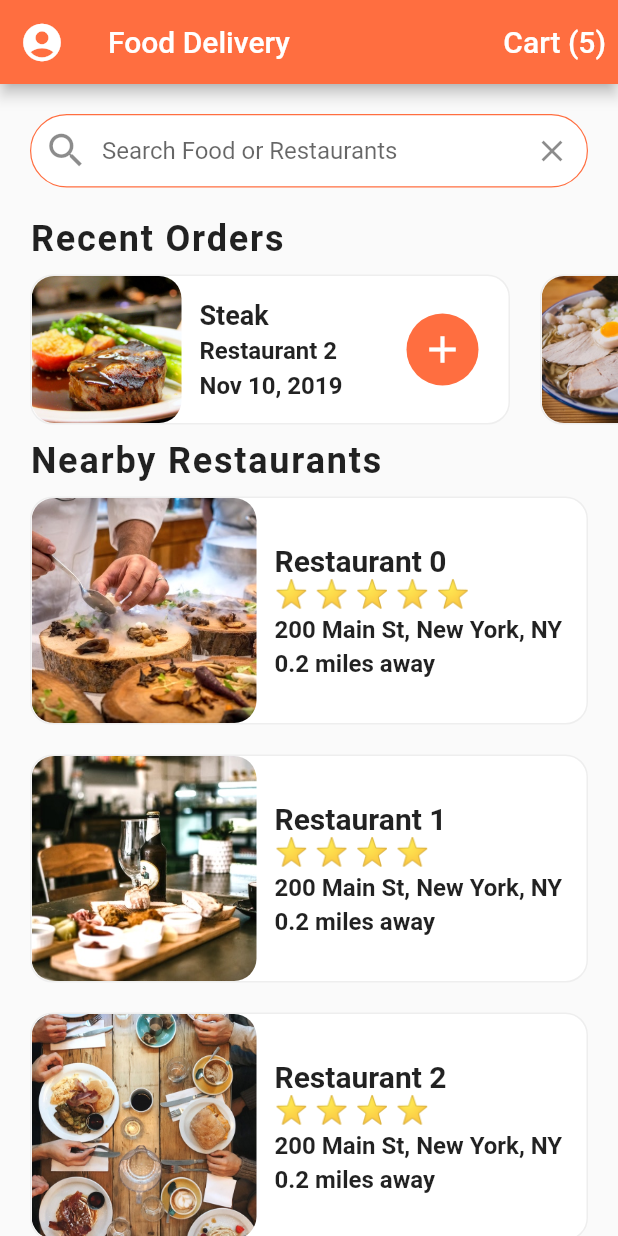
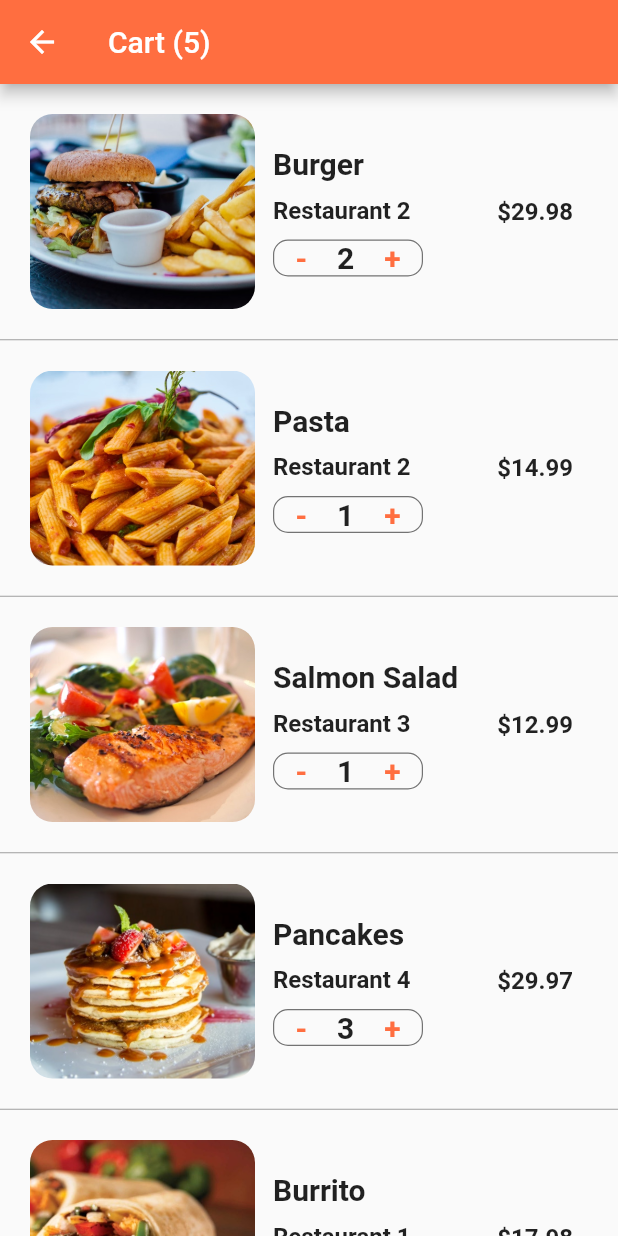
Before and after one commit to MBanawa/Food-Delivery-UI, a Flutter app: the screen it shows after launch, after a tap on an icon or button, on a phone screen of 412 x 824 dp. Run offline on Flutter 3.47's test engine with Material 2 defaults, Android fonts, the phone set to English and light mode, and no system bars.

Commit message:
Added Cart Items

```diff
--- /dev/null
+++ b/lib/screens/cart_screen.dart
@@ -0,0 +1,142 @@
+import 'package:flutter/material.dart';
+import 'package:food_delivery_ui/data/data.dart';
+import 'package:food_delivery_ui/models/order.dart';
+
+class CartScreen extends StatefulWidget {
+  @override
+  _CartScreenState createState() => _CartScreenState();
+}
+
+class _CartScreenState extends State<CartScreen> {
+  _buildCartItem(Order order) {
+    return Container(
+      padding: EdgeInsets.all(20.0),
+      height: 170.0,
+      child: Row(
+        children: <Widget>[
+          Expanded(
+            child: Row(
+              children: <Widget>[
+                Container(
+                  width: 150.0,
+                  decoration: BoxDecoration(
+                    image: DecorationImage(
+                        image: AssetImage(order.food.imageUrl),
+                        fit: BoxFit.cover),
+                    borderRadius: BorderRadius.circular(15.0),
+                  ),
+                ),
+                Expanded(
+                  child: Container(
+                    margin: EdgeInsets.all(12.0),
+                    child: Column(
+                      mainAxisAlignment: MainAxisAlignment.center,
+                      crossAxisAlignment: CrossAxisAlignment.start,
+                      children: <Widget>[
+                        Text(
+                          order.food.name,
+                          style: TextStyle(
+                            fontSize: 20.0,
+                            fontWeight: FontWeight.bold,
+                          ),
+                          overflow: TextOverflow.ellipsis,
+                        ),
+                        SizedBox(height: 10.0),
+                        Text(
+                          order.restaurant.name,
+                          style: TextStyle(
+                            fontSize: 16.0,
+                            fontWeight: FontWeight.w600,
+                          ),
+                          overflow: TextOverflow.ellipsis,
+                        ),
+                        SizedBox(height: 10.0),
+                        Container(
+                          width: 100.0,
+                          decoration: BoxDecoration(
+                            borderRadius: BorderRadius.circular(10.0),
+                            border: Border.all(
+                              width: 0.8,
+                              color: Colors.black54,
+                            ),
+                          ),
+                          child: Row(
+                            mainAxisAlignment: MainAxisAlignment.center,
+                            children: <Widget>[
+                              GestureDetector(
+                                onTap: () {},
+                                child: Text(
+                                  '-',
+                                  style: TextStyle(
+                                    color: Theme.of(context).primaryColor,
+                                    fontSize: 20.0,
+                                    fontWeight: FontWeight.w600,
+                                  ),
+                                ),
+                              ),
+                              SizedBox(width: 20.0),
+                              Text(
+                                order.quantity.toString(),
+                                style: TextStyle(
+                                  fontSize: 20.0,
+                                  fontWeight: FontWeight.w600,
+                                ),
+                              ),
+                              SizedBox(width: 20.0),
+                              GestureDetector(
+                                onTap: () {},
+                                child: Text(
+                                  '+',
+                                  style: TextStyle(
+                                    color: Theme.of(context).primaryColor,
+                                    fontSize: 20.0,
+                                    fontWeight: FontWeight.w600,
+                                  ),
+                                ),
+                              ),
+                            ],
+                          ),
+                        ),
+                      ],
+                    ),
+                  ),
+                ),
+              ],
+            ),
+          ),
+          Container(
+            margin: EdgeInsets.all(10.0),
+            child: Text(
+              '\$${order.quantity * order.food.price}',
+              style: TextStyle(
+                fontSize: 16.0,
+                fontWeight: FontWeight.w600,
+              ),
+            ),
+          ),
+        ],
+      ),
+    );
+  }
+
+  @override
+  Widget build(BuildContext context) {
+    return Scaffold(
+      appBar: AppBar(
+        title: Text('Cart (${currentUser.cart.length})'),
+      ),
+      body: ListView.separated(
+          itemBuilder: (BuildContext context, int index) {
+            Order order = currentUser.cart[index];
+            return _buildCartItem(order);
+          },
+          separatorBuilder: (BuildContext context, int index) {
+            return Divider(
+              height: 1.0,
+              color: Colors.grey,
+            );
+          },
+          itemCount: currentUser.cart.length),
+    );
+  }
+}
--- a/lib/screens/home_screen.dart
+++ b/lib/screens/home_screen.dart
@@ -5,6 +5,8 @@
 
 import 'package:food_delivery_ui/widgets/rating_stars.dart';
 import 'package:food_delivery_ui/widgets/recent_orders.dart';
+
+import 'cart_screen.dart';
 
 class HomeScreen extends StatefulWidget {
   @override
@@ -100,7 +102,12 @@
         title: Text('Food Delivery'),
         actions: <Widget>[
           TextButton(
-            onPressed: () {},
+            onPressed: () => Navigator.push(
+              context,
+              MaterialPageRoute(
+                builder: (_) => CartScreen(),
+              ),
+            ),
             child: Text(
               'Cart (${currentUser.cart.length})',
               style: TextStyle(
```
